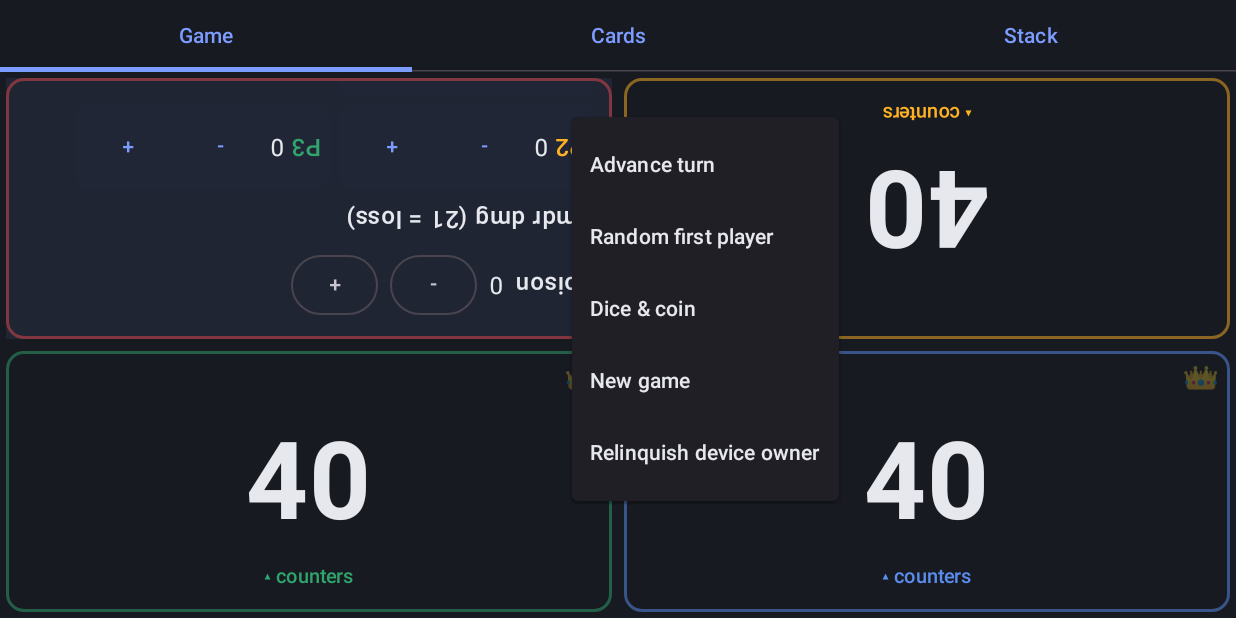
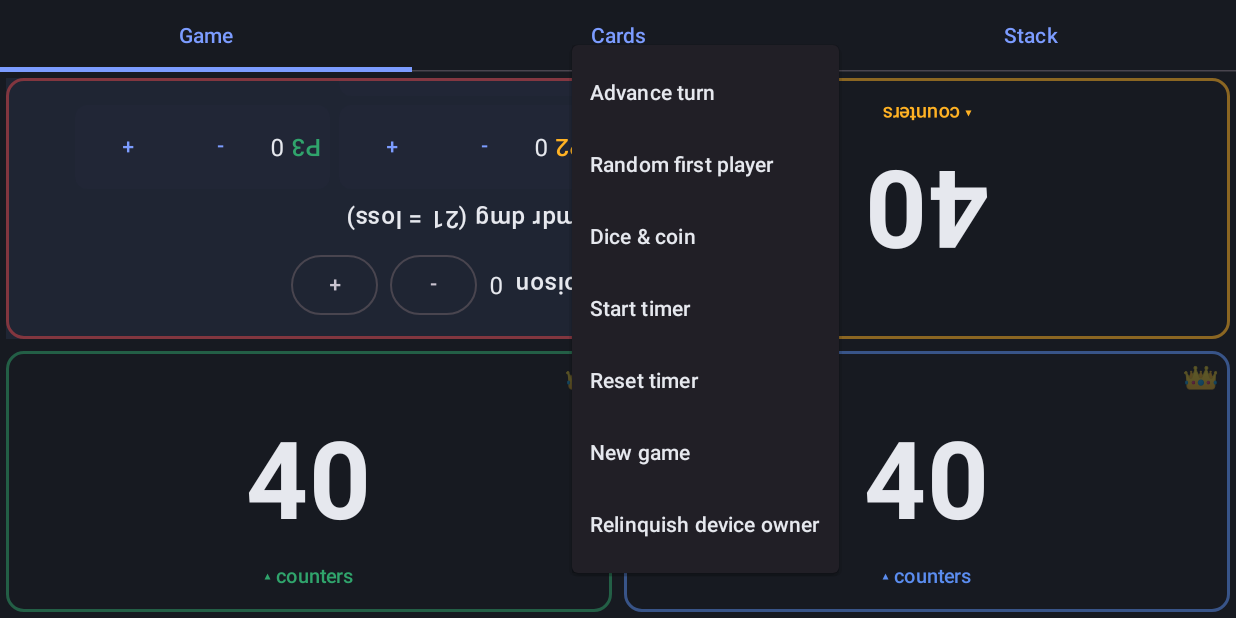
Before and after one commit to Kassicus/MagicTablet, an Android app built with Jetpack Compose: the screen it shows after launch (MainActivity), after a tap on an icon or button, on a phone screen of 824 x 412 dp (held sideways). Run offline under Robolectric (Android 15) with nearby library versions, the light colour scheme and no system bars; 2 other taps on this screen came first.

Commit message:
M1b Task 4: simple game timer (readout chip + start/pause/reset + UI tick)

```diff
--- a/app/src/main/java/com/magictablet/screens/GameScreen.kt
+++ b/app/src/main/java/com/magictablet/screens/GameScreen.kt
@@ -3,13 +3,17 @@ package com.magictablet.screens
 import android.app.admin.DevicePolicyManager
 import android.content.Context
 import android.widget.Toast
+import androidx.compose.foundation.layout.Arrangement
 import androidx.compose.foundation.layout.Box
+import androidx.compose.foundation.layout.Column
 import androidx.compose.foundation.layout.fillMaxSize
+import androidx.compose.foundation.layout.padding
 import androidx.compose.material3.DropdownMenu
 import androidx.compose.material3.DropdownMenuItem
 import androidx.compose.material3.FilledTonalButton
 import androidx.compose.material3.Text
 import androidx.compose.runtime.Composable
+import androidx.compose.runtime.LaunchedEffect
 import androidx.compose.runtime.getValue
 import androidx.compose.runtime.mutableStateOf
 import androidx.compose.runtime.remember
@@ -17,21 +21,33 @@ import androidx.compose.runtime.setValue
 import androidx.compose.ui.Alignment
 import androidx.compose.ui.Modifier
 import androidx.compose.ui.platform.LocalContext
+import androidx.compose.ui.unit.dp
 import androidx.lifecycle.compose.collectAsStateWithLifecycle
 import androidx.lifecycle.viewmodel.compose.viewModel
 import com.magictablet.game.GameViewModel
 import com.magictablet.game.ui.DiceOverlay
 import com.magictablet.game.ui.NewGameSheet
 import com.magictablet.game.ui.SeatLayout
+import com.magictablet.game.ui.TimerChip
+import kotlinx.coroutines.delay
 
 @Composable
 fun GameScreen(viewModel: GameViewModel = viewModel()) {
     val state by viewModel.state.collectAsStateWithLifecycle()
     val recentDeltas by viewModel.recentDeltas.collectAsStateWithLifecycle()
+    val timer by viewModel.timer.collectAsStateWithLifecycle()
     val context = LocalContext.current
     var menuOpen by remember { mutableStateOf(false) }
     var showNewGame by remember { mutableStateOf(false) }
     var showDice by remember { mutableStateOf(false) }
+
+    // UI-driven 1s tick so the ViewModel stays coroutine-free and unit-testable.
+    LaunchedEffect(timer.running) {
+        while (timer.running) {
+            delay(1000)
+            viewModel.tickTimer()
+        }
+    }
 
     Box(Modifier.fillMaxSize()) {
         SeatLayout(
@@ -48,14 +64,28 @@ fun GameScreen(viewModel: GameViewModel = viewModel()) {
             modifier = Modifier.fillMaxSize(),
         )
 
-        Box(Modifier.align(Alignment.Center)) {
+        Column(
+            modifier = Modifier.align(Alignment.Center),
+            horizontalAlignment = Alignment.CenterHorizontally,
+            verticalArrangement = Arrangement.spacedBy(6.dp),
+        ) {
+            if (timer.running || timer.elapsedSeconds > 0) {
+                TimerChip(elapsedSeconds = timer.elapsedSeconds, running = timer.running)
+            }
+            Box {
                 FilledTonalButton(onClick = { menuOpen = true }) { Text("⚙") }
                 DropdownMenu(expanded = menuOpen, onDismissRequest = { menuOpen = false }) {
                     DropdownMenuItem(text = { Text("Advance turn") }, onClick = { menuOpen = false; viewModel.advanceTurn() })
                     DropdownMenuItem(text = { Text("Random first player") }, onClick = { menuOpen = false; viewModel.randomFirstPlayer() })
                     DropdownMenuItem(text = { Text("Dice & coin") }, onClick = { menuOpen = false; showDice = true })
+                    DropdownMenuItem(
+                        text = { Text(if (timer.running) "Pause timer" else "Start timer") },
+                        onClick = { menuOpen = false; if (timer.running) viewModel.pauseTimer() else viewModel.startTimer() },
+                    )
+                    DropdownMenuItem(text = { Text("Reset timer") }, onClick = { menuOpen = false; viewModel.resetTimer() })
                     DropdownMenuItem(text = { Text("New game") }, onClick = { menuOpen = false; showNewGame = true })
                     DropdownMenuItem(text = { Text("Relinquish device owner") }, onClick = { menuOpen = false; relinquishDeviceOwner(context) })
+                }
             }
         }
     }
```
Also changed, not shown: app/src/main/java/com/magictablet/game/ui/TimerChip.kt (added, +31 -0 lines). Lines whose indentation alone changed are shown as unchanged.
